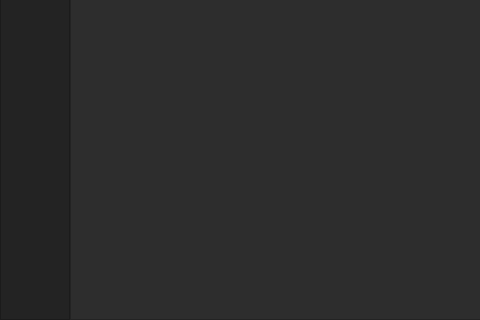
The window that gui/mainwindow.ui (armin-azh/siamese) describes before a commit, drawn with Qt 5; both pictures show x 0 to 480 and y 280 to 600 of the 1000 by 600 pixel window.
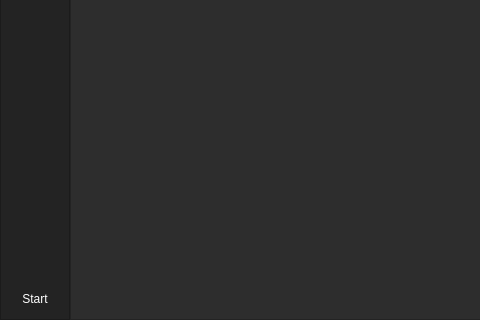
The same window after the commit.

Commit message: add dialog_recognition

The edit to the form file:
```diff
--- a/gui/mainwindow.ui
+++ b/gui/mainwindow.ui
@@ -305,7 +305,7 @@
             <property name="minimumSize">
              <size>
               <width>0</width>
-              <height>80</height>
+              <height>120</height>
              </size>
             </property>
             <property name="frameShape">
@@ -378,6 +378,30 @@
                </property>
               </widget>
              </item>
+             <item>
+              <widget class="QPushButton" name="btn_recognition">
+               <property name="minimumSize">
+                <size>
+                 <width>0</width>
+                 <height>40</height>
+                </size>
+               </property>
+               <property name="styleSheet">
+                <string notr="true">QPushButton{
+	color: rgb(255, 255, 255);
+	background-color: rgb(35, 35, 35);
+	border: 0px solid;
+}
+
+QPushButton:hover{
+	background-color: rgb(255, 0, 0);
+}</string>
+               </property>
+               <property name="text">
+                <string>Start</string>
+               </property>
+              </widget>
+             </item>
             </layout>
            </widget>
           </item>
```
The commit also changes 3 other files.
